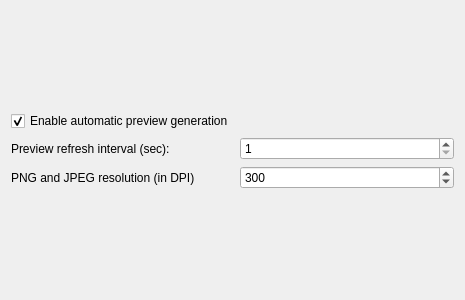
Qt form src/cirkuit_general_settings.ui (KDE/cirkuit) before a commit.
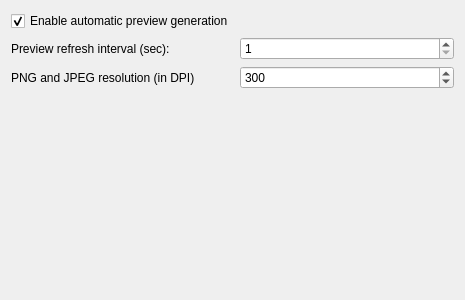
The same form after that commit.

Diff of the .ui file:
```diff
--- a/src/cirkuit_general_settings.ui
+++ b/src/cirkuit_general_settings.ui
@@ -72,6 +72,19 @@
        </property>
       </widget>
      </item>
+     <item row="3" column="0" colspan="2">
+      <spacer name="verticalSpacer">
+       <property name="orientation">
+        <enum>Qt::Vertical</enum>
+       </property>
+       <property name="sizeHint" stdset="0">
+        <size>
+         <width>20</width>
+         <height>40</height>
+        </size>
+       </property>
+      </spacer>
+     </item>
     </layout>
    </item>
   </layout>
```
